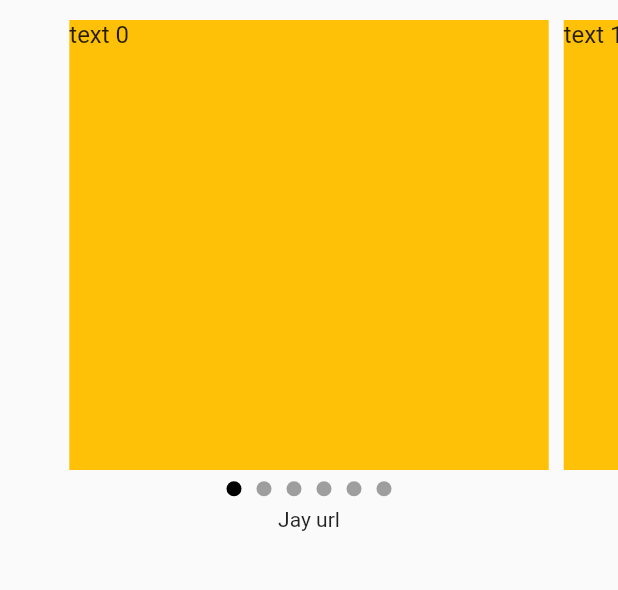
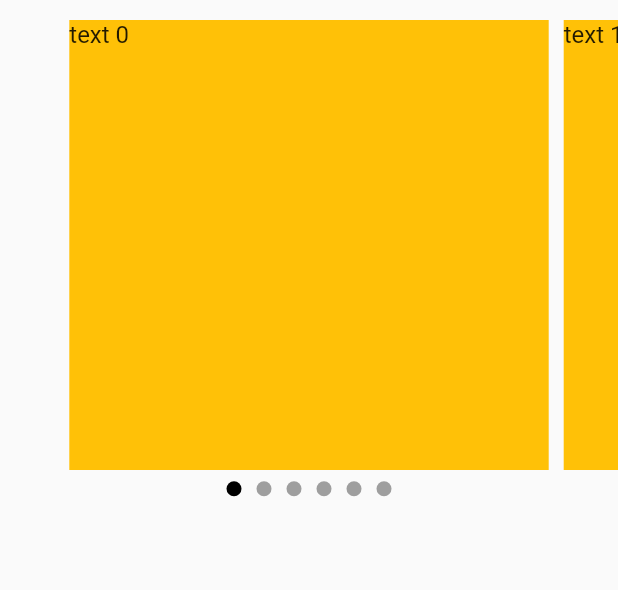
Before and after one commit to Mohil0510/sell_bag, a Flutter app: the screen it shows after launch, on a phone screen of 412 x 824 dp, the part 64-654 px from its top. Run offline on Flutter 3.47's test engine with Material 2 defaults, Android fonts, the phone set to English and light mode, and no system bars; drawn by our look-alikes of carousel_slider; our stand-ins replace flutter_svg_provider.

Commit message:
Update home_page.dart

```diff
--- a/lib/screen/home_page.dart
+++ b/lib/screen/home_page.dart
@@ -12,7 +12,6 @@ class HomePage extends StatefulWidget {
 class _HomePageState extends State<HomePage> {
   int currentIndex = 0;
   List<int> list = [0, 1, 2, 3, 4, 5];
-  CategoriesData data = CategoriesData(name: "Jay", image: "url");
 
   @override
   Widget build(BuildContext context) {
@@ -63,15 +62,10 @@ class _HomePageState extends State<HomePage> {
                       ))
                   .toList(),
             ),
-            display(data),
           ],
         ),
       ),
       drawer: CommonWidget.drawer(context: context),
     );
   }
-
-  display(CategoriesData data) {
-    return Text("${data.name} ${data.image}");
-  }
 }
```
